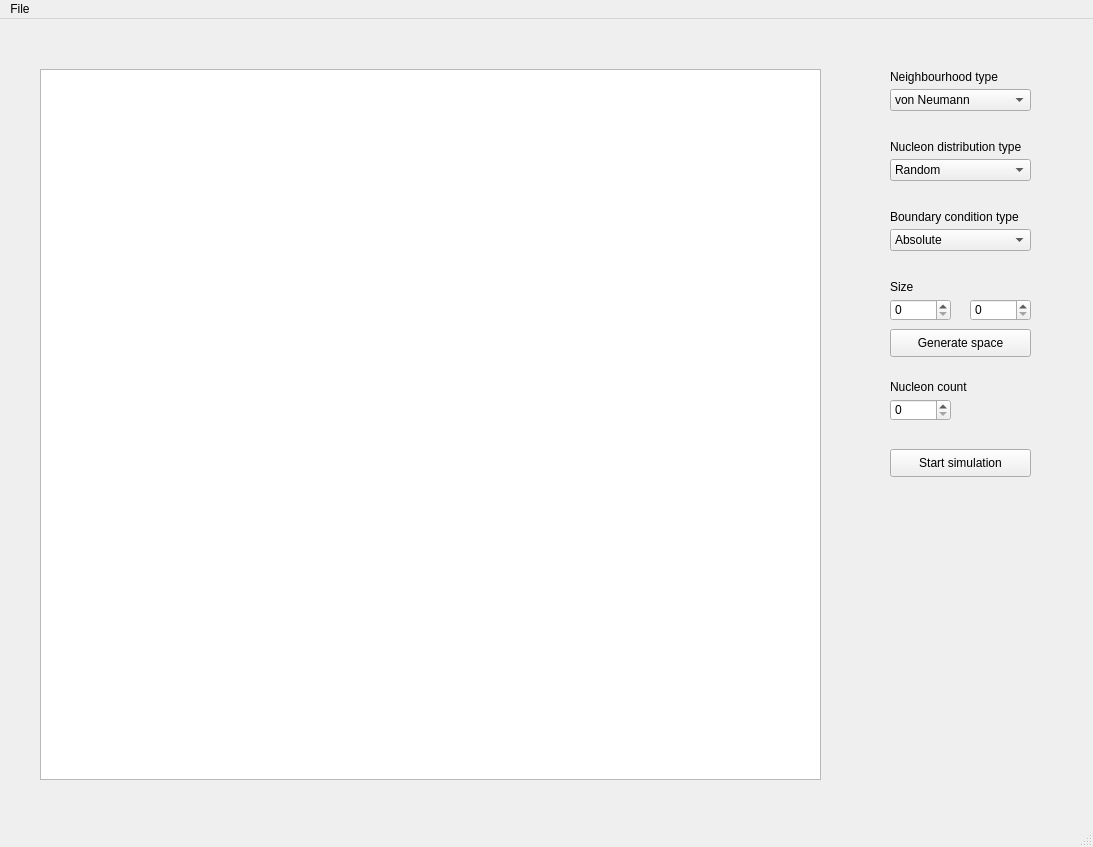
This is main_window.ui in JSDenton/MW_rozrost as Qt 5 draws it before an edit. The edited form follows.
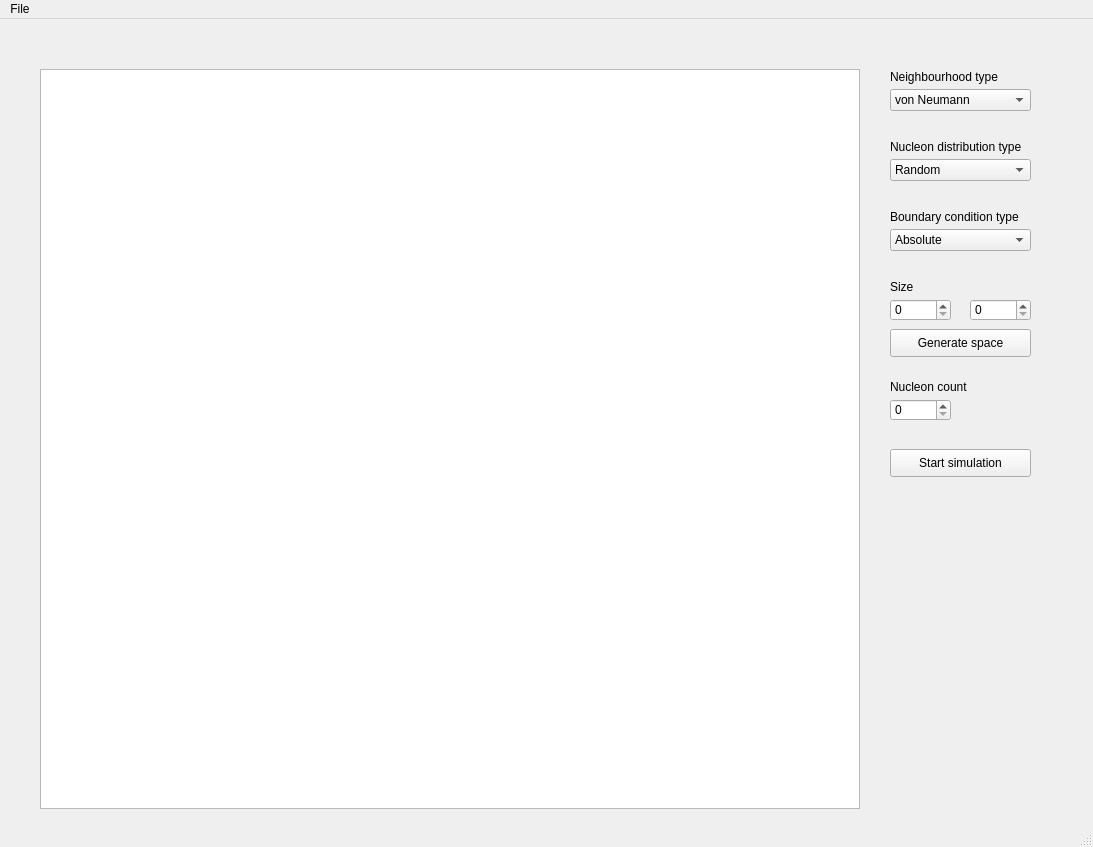
This is the edited form.

```diff
--- a/main_window.ui
+++ b/main_window.ui
@@ -19,8 +19,8 @@
      <rect>
       <x>40</x>
       <y>50</y>
-      <width>781</width>
-      <height>711</height>
+      <width>820</width>
+      <height>740</height>
      </rect>
     </property>
    </widget>
```
Left out of the diff: 2 changed lines with no effect on the pictures.
